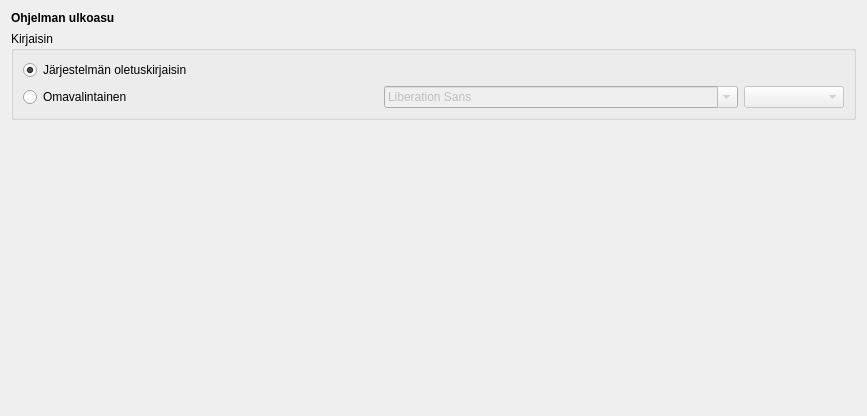
artoh/kitupiikki, file kitsas/maaritys/ulkoasumaaritys.ui: the form before one commit.
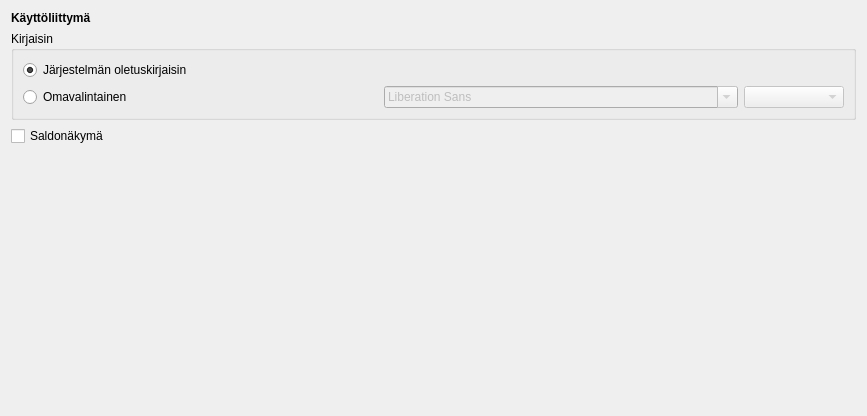
The form after the commit. Icons and pictures are not drawn.

Commit message: Saldonäkymä-dock

What changed in the file:
```diff
--- a/kitsas/maaritys/ulkoasumaaritys.ui
+++ b/kitsas/maaritys/ulkoasumaaritys.ui
@@ -23,7 +23,7 @@
       </font>
      </property>
      <property name="text">
-      <string>Ohjelman ulkoasu</string>
+      <string>Käyttöliittymä</string>
      </property>
     </widget>
    </item>
@@ -77,6 +77,17 @@
      </layout>
     </widget>
    </item>
+   <item>
+    <widget class="QCheckBox" name="saldotCheck">
+     <property name="text">
+      <string>Saldonäkymä</string>
+     </property>
+     <property name="icon">
+      <iconset resource="../pic/pic.qrc">
+       <normaloff>:/pic/raha2.png</normaloff>:/pic/raha2.png</iconset>
+     </property>
+    </widget>
+   </item>
    <item>
     <spacer name="verticalSpacer">
      <property name="orientation">
```
Left out of the diff: 4 changed lines with no effect on the pictures. The commit also changes 17 other files.
